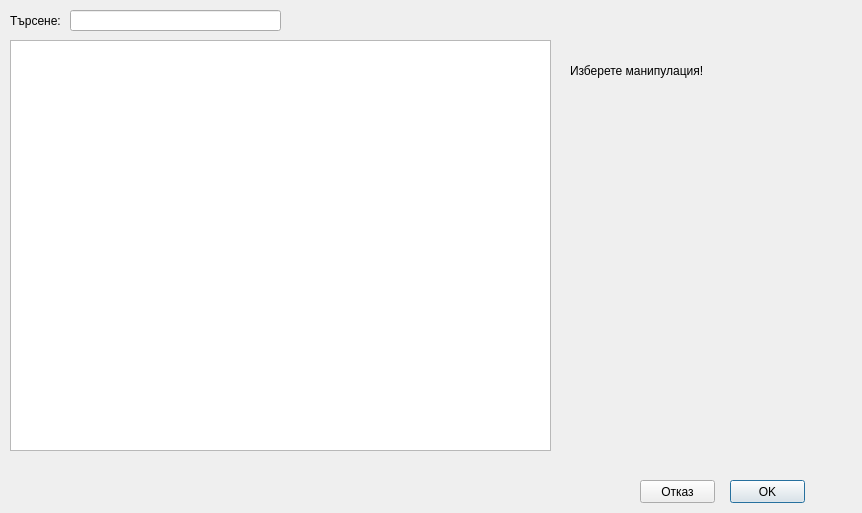
Qt form src/View/ProcedureDialog/ProcedureDialog.ui (thefinalcutbg/DinoDent) before a commit.
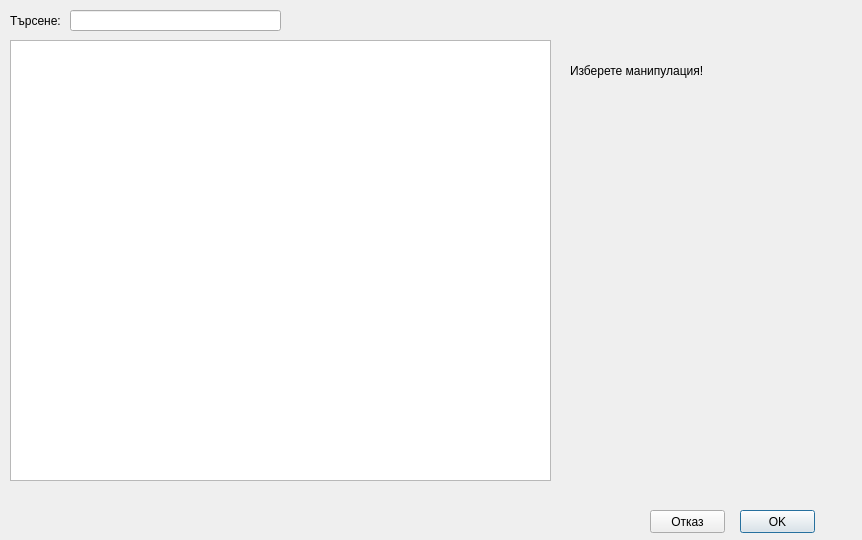
The same form after that commit. Custom widgets are drawn as their Qt base class.

What changed in the file:
```diff
--- a/src/View/ProcedureDialog/ProcedureDialog.ui
+++ b/src/View/ProcedureDialog/ProcedureDialog.ui
@@ -7,19 +7,19 @@
     <x>0</x>
     <y>0</y>
     <width>862</width>
-    <height>513</height>
+    <height>540</height>
    </rect>
   </property>
   <property name="minimumSize">
    <size>
     <width>862</width>
-    <height>513</height>
+    <height>540</height>
    </size>
   </property>
   <property name="maximumSize">
    <size>
     <width>862</width>
-    <height>513</height>
+    <height>540</height>
    </size>
   </property>
   <property name="windowTitle">
@@ -31,15 +31,15 @@
      <x>10</x>
      <y>40</y>
      <width>541</width>
-     <height>411</height>
+     <height>441</height>
     </rect>
    </property>
   </widget>
   <widget class="QPushButton" name="okButton">
    <property name="geometry">
     <rect>
-     <x>730</x>
-     <y>480</y>
+     <x>740</x>
+     <y>510</y>
      <width>75</width>
      <height>23</height>
     </rect>
@@ -51,8 +51,8 @@
   <widget class="QPushButton" name="cancelButton">
    <property name="geometry">
     <rect>
-     <x>640</x>
-     <y>480</y>
+     <x>650</x>
+     <y>510</y>
      <width>75</width>
      <height>23</height>
     </rect>
@@ -107,7 +107,7 @@
    <property name="geometry">
     <rect>
      <x>10</x>
-     <y>460</y>
+     <y>480</y>
      <width>541</width>
      <height>41</height>
     </rect>
@@ -135,7 +135,7 @@
      <x>560</x>
      <y>260</y>
      <width>291</width>
-     <height>181</height>
+     <height>211</height>
     </rect>
    </property>
    <property name="currentIndex">
@@ -150,7 +150,7 @@
    <property name="geometry">
     <rect>
      <x>560</x>
-     <y>440</y>
+     <y>470</y>
      <width>301</width>
      <height>31</height>
     </rect>
```
